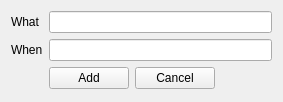
Wolframe/qtClient, file qt/apps/tutorial/forms/note_add.ui: the form before one commit.
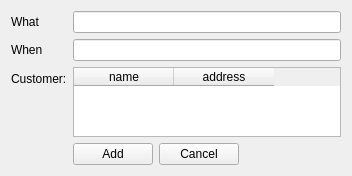
The form after the commit.

Diff of the .ui file:
```diff
--- a/qt/apps/tutorial/forms/note_add.ui
+++ b/qt/apps/tutorial/forms/note_add.ui
@@ -6,8 +6,8 @@
    <rect>
     <x>0</x>
     <y>0</y>
-    <width>283</width>
-    <height>102</height>
+    <width>352</width>
+    <height>163</height>
    </rect>
   </property>
   <property name="windowTitle">
@@ -44,7 +44,7 @@
      </property>
     </widget>
    </item>
-   <item row="2" column="1">
+   <item row="3" column="1">
     <layout class="QHBoxLayout" name="horizontalLayout">
      <item>
       <widget class="QPushButton" name="pushButton">
@@ -93,6 +93,33 @@
    <item row="1" column="1">
     <widget class="QLineEdit" name="when"/>
    </item>
+   <item row="2" column="0">
+    <widget class="QLabel" name="label_customer">
+     <property name="text">
+      <string>Customer:</string>
+     </property>
+    </widget>
+   </item>
+   <item row="2" column="1">
+    <widget class="QTableWidget" name="customer">
+     <property name="doctype" stdset="0">
+      <string>CustomerList</string>
+     </property>
+     <property name="rootelement" stdset="0">
+      <string>customer</string>
+     </property>
+     <column>
+      <property name="text">
+       <string>name</string>
+      </property>
+     </column>
+     <column>
+      <property name="text">
+       <string>address</string>
+      </property>
+     </column>
+    </widget>
+   </item>
   </layout>
  </widget>
  <tabstops>
```
